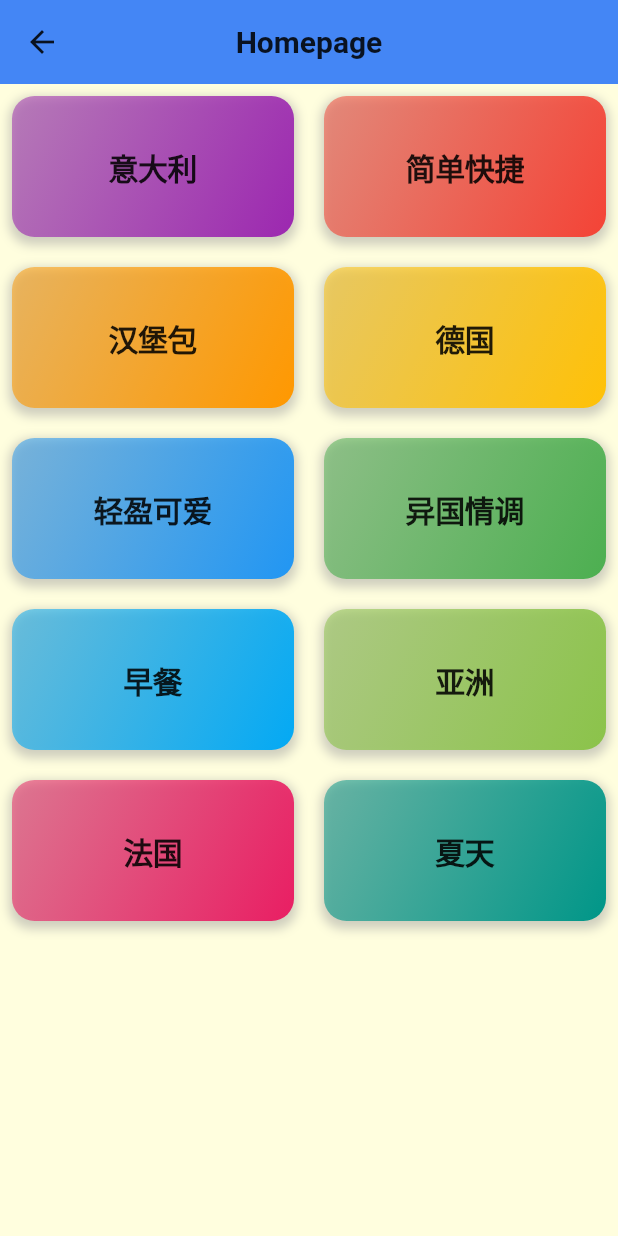
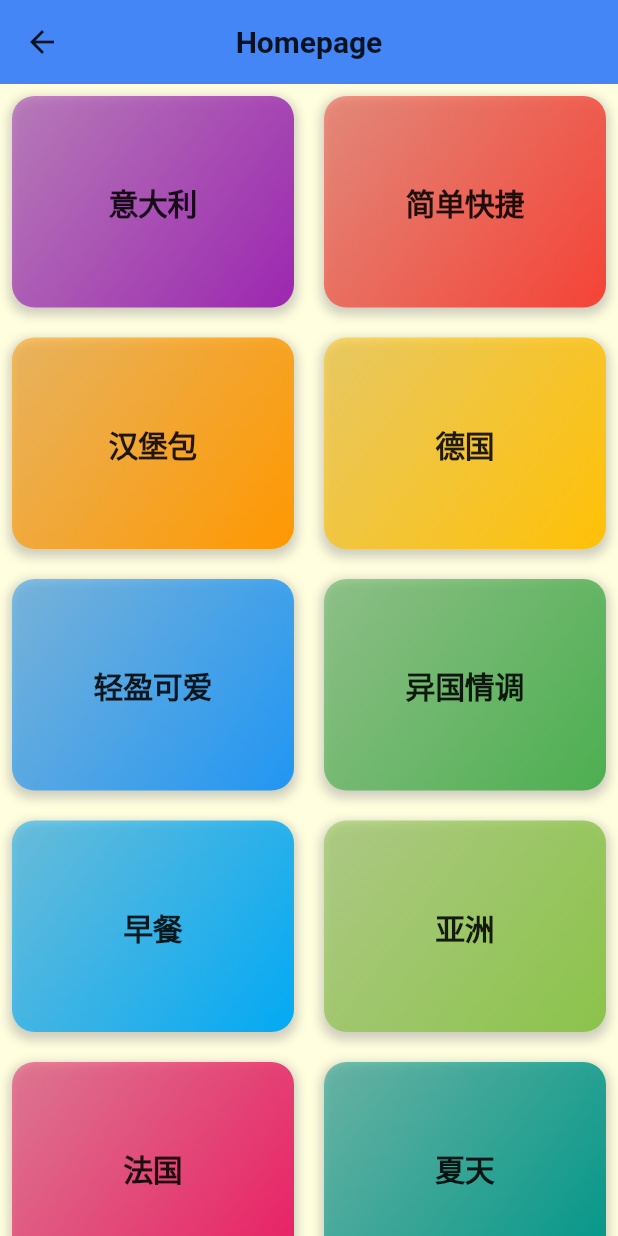
Before and after one commit to yuunik/food_playground, a Flutter app: the HomePage screen opened directly, on a phone screen of 412 x 824 dp. Run offline on Flutter 3.47's test engine with Material 3 defaults, Android fonts, the phone set to English and light mode, and no system bars; our stand-ins replace dio; missing offline and left inert: tdesign_flutter.

Commit message:
feat: 封装菜品列表接口, 重构分类列表项为组件

```diff
--- a/lib/app.dart
+++ b/lib/app.dart
@@ -1,12 +1,15 @@
 import 'package:flutter/material.dart';
 import 'package:food_playground/core/router/app_router.dart';
 import 'package:food_playground/ui/shared/app_theme.dart';
+import 'package:food_playground/ui/shared/screen_fit.dart';
 
 class App extends StatelessWidget {
   const App({super.key});
 
   @override
   Widget build(BuildContext context) {
+    // 屏幕适配
+    ScreenFit.initialize(context);
     return MaterialApp(
       title: "Food Playground",
       theme: AppTheme.normalTheme,
--- a/lib/core/router/app_router.dart
+++ b/lib/core/router/app_router.dart
@@ -9,8 +9,8 @@ class AppRouter {
 
   static final Map<String, WidgetBuilder> routes = {
     MainPage.routeName: (context) => const MainPage(),
-    HomePage.routeName: (context) => const HomePage(),
-    FavoritePage.routeName: (context) => const FavoritePage(),
+    // HomePage.routeName: (context) => const HomePage(),
+    // FavoritePage.routeName: (context) => const FavoritePage(),
   };
 
   static RouteFactory? generateRouter = (settings) {
--- a/lib/core/service/http_config.dart
+++ b/lib/core/service/http_config.dart
@@ -1,5 +1,5 @@
 class HttpConfig {
-  static const String baseUrl = "http://localhost:1997";
+  static const String baseUrl = "http://localhost:1997/api";
   static const int connectTimeout = 5;
   static const int receiveTimeout = 3;
 }
--- a/lib/ui/pages/home/home_content.dart
+++ b/lib/ui/pages/home/home_content.dart
@@ -1,4 +1,5 @@
 import 'package:flutter/material.dart';
+import 'package:food_playground/ui/pages/home/home_content_item.dart';
 import 'package:tdesign_flutter/tdesign_flutter.dart';
 
 import 'package:food_playground/core/model/category_model.dart';
@@ -54,41 +55,12 @@ class _HomeContentState extends State<HomeContent> {
               crossAxisCount: 2,
               mainAxisSpacing: 20,
               crossAxisSpacing: 20,
-              childAspectRatio: 2,
+              childAspectRatio: 4 / 3,
             ),
             itemBuilder: (context, index) {
               // 取出 当前的category
               final category = categoryList[index];
-              return Container(
-                decoration: BoxDecoration(
-                  gradient: LinearGradient(
-                    colors: [
-                      category.color!.withValues(alpha: 0.5),
-                      category.color!,
-                    ],
-                    begin: Alignment.topLeft,
-                    end: Alignment.bottomRight,
-                  ),
-                  borderRadius: BorderRadius.circular(15.0),
-                  boxShadow: [
-                    BoxShadow(
-                      color: Colors.grey.withValues(alpha: 0.5),
-                      spreadRadius: 2,
-                      blurRadius: 5,
-                      offset: const Offset(0, 3),
-                    ),
-                  ],
-                ),
-                child: Center(
-                  child: Text(
-                    category.title as String,
-                    style: Theme.of(context).textTheme.displayLarge!.copyWith(
-                      color: Colors.black87,
-                      fontWeight: FontWeight.bold,
-                    ),
-                  ),
-                ),
-              );
+              return HomeContentItem(category: category);
             },
           ),
         );
--- /dev/null
+++ b/lib/ui/pages/home/home_content_item.dart
@@ -0,0 +1,44 @@
+import 'package:flutter/material.dart';
+import 'package:food_playground/core/model/category_model.dart';
+
+class HomeContentItem extends StatelessWidget {
+  final CategoryModel category;
+
+  const HomeContentItem({super.key, required this.category});
+
+  @override
+  Widget build(BuildContext context) {
+    final bgColor = category.color!;
+
+    return Container(
+      decoration: BoxDecoration(
+        gradient: LinearGradient(
+          colors: [
+            bgColor.withValues(alpha: 0.5),
+            bgColor,
+          ],
+          begin: Alignment.topLeft,
+          end: Alignment.bottomRight,
+        ),
+        borderRadius: BorderRadius.circular(15.0),
+        boxShadow: [
+          BoxShadow(
+            color: Colors.grey.withValues(alpha: 0.5),
+            spreadRadius: 2,
+            blurRadius: 5,
+            offset: const Offset(0, 3),
+          ),
+        ],
+      ),
+      child: Center(
+        child: Text(
+          category.title as String,
+          style: Theme.of(context).textTheme.displayLarge!.copyWith(
+            color: Colors.black87,
+            fontWeight: FontWeight.bold,
+          ),
+        ),
+      ),
+    );
+  }
+}
--- a/pubspec.yaml
+++ b/pubspec.yaml
@@ -36,6 +36,7 @@ dependencies:
   cupertino_icons: ^1.0.8
   dio: ^5.8.0+1
   tdesign_flutter: ^0.2.2
+  provider: ^6.1.5
 
 dev_dependencies:
   flutter_test:
```
Also changed, not shown: lib/core/service/meal_request.dart (added, +14 -0 lines), pubspec.lock, 1 other file.
